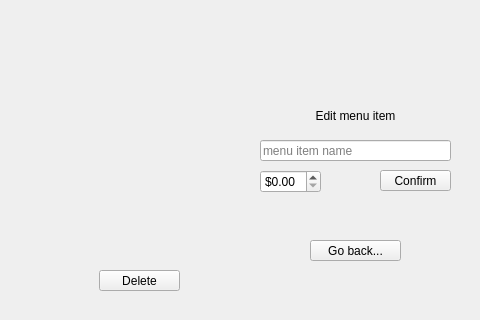
Above: src/views/adminview.ui from fast-food-finder-associates/FastFoodFinder before the change; both pictures show x 0 to 480 and y 280 to 600 of the 710 by 600 pixel window. Below: the same form after it.
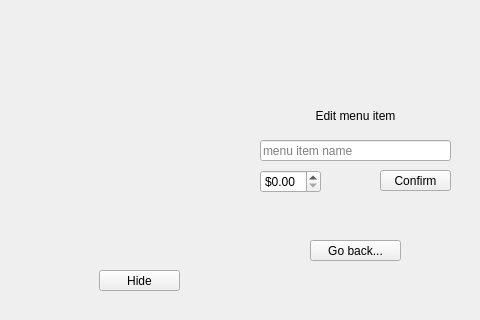
That is the form after the change.

Commit message: Renamed widget names

```diff
--- a/src/views/adminview.ui
+++ b/src/views/adminview.ui
@@ -242,7 +242,7 @@
       </rect>
      </property>
      <property name="text">
-      <string>Delete</string>
+      <string>Hide</string>
      </property>
     </widget>
     <widget class="QPushButton" name="pushButton_restoreMenuItem">
```
Left out of the diff: 12 changed lines with no effect on the pictures. The commit also changes 2 other files.
